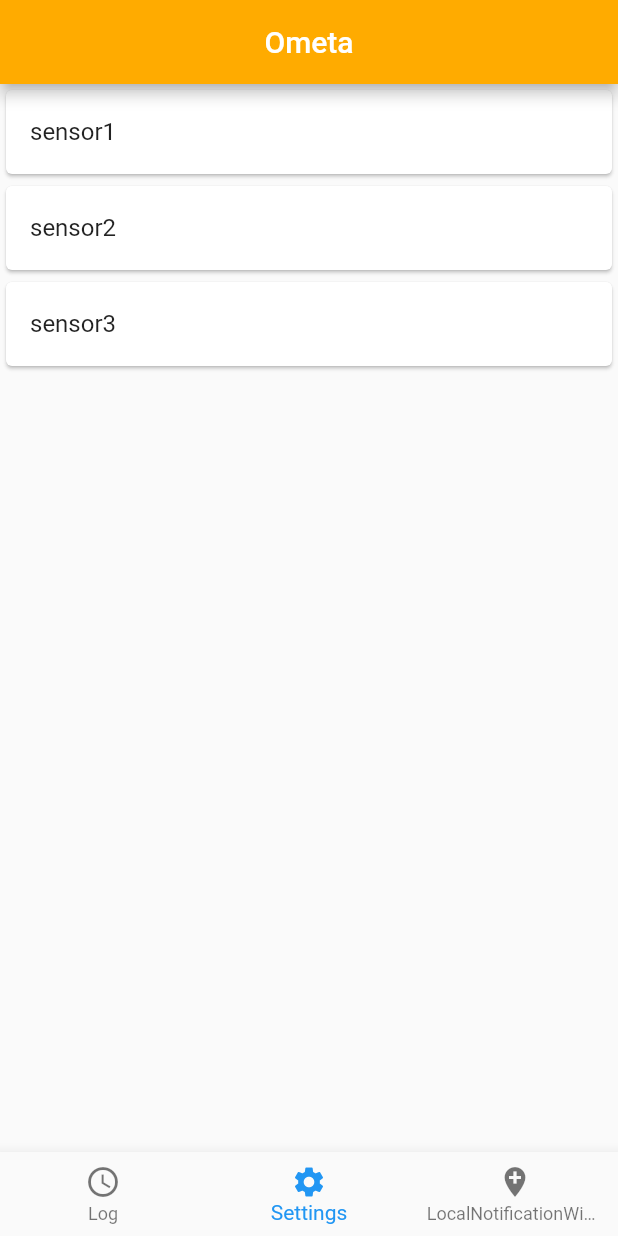
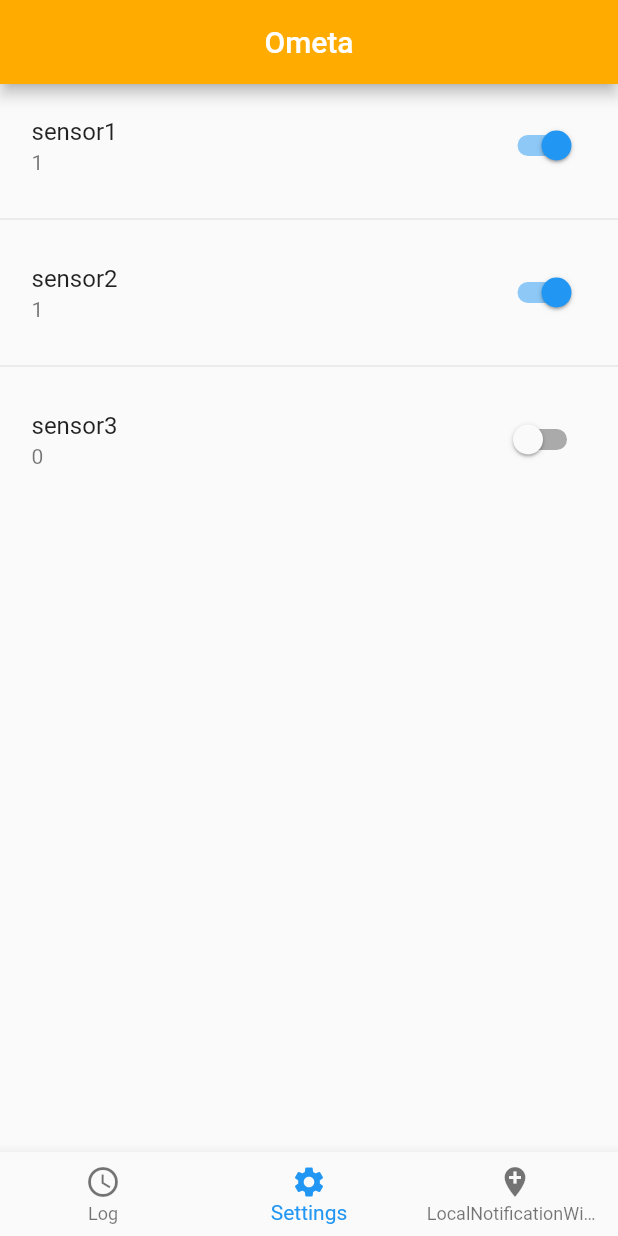
Before and after one commit to Tijl123/DuracellApp, a Flutter app: the screen it shows after launch, item 2 of the bottom bar chosen, on a phone screen of 412 x 824 dp. Run offline on Flutter 3.47's test engine with Material 2 defaults, Android fonts, the light colour scheme and no system bars; our stand-ins replace device_info, flutter_local_notifications, sqflite; missing offline and left inert: dart_amqp, workmanager; accounts and stored records are empty.

Commit message:
sensor settings receive

```diff
--- a/lib/SensorModel.dart
+++ b/lib/SensorModel.dart
@@ -1,18 +1,21 @@
 class SensorModel {
   int id;
   String sensor;
+  int isSubscribed;
 
-  SensorModel({this.id, this.sensor});
+  SensorModel({this.id, this.sensor, this.isSubscribed});
 
   factory SensorModel.fromMap(Map<String, dynamic> json) => new SensorModel(
       id: json["id"],
-      sensor: json["sensor"]
+      sensor: json["sensor"],
+      isSubscribed: json["isSubscribed"]
   );
 
   Map<String, dynamic> toMap() {
     return {
       'id': id,
-      'sensor': sensor
+      'sensor': sensor,
+      'isSubscribed': isSubscribed
     };
   }
 }
--- a/lib/ui/home.dart
+++ b/lib/ui/home.dart
@@ -1,6 +1,7 @@
 import 'package:device_info/device_info.dart';
 import 'package:duracellapp/Database.dart';
 import 'package:duracellapp/LogModel.dart';
+import 'package:duracellapp/SensorModel.dart';
 import 'package:duracellapp/ui/log.dart';
 import 'package:duracellapp/ui/notification.dart';
 import 'package:duracellapp/ui/settings.dart';
@@ -86,7 +87,7 @@ void receive (List<String> arguments, BuildContext context) {
       exit(0);
     });
   });
-
+  Future<List<SensorModel>> sensoren = DBProvider.db.getAllSensors();
   List<String> routingKeys = ["sensor1", "sensor2"];
   client
       .channel()
--- a/lib/ui/settings.dart
+++ b/lib/ui/settings.dart
@@ -16,25 +16,47 @@ class _Settings extends State<Settings> {
     print(list);
   }
 
+  bool _sensor = false;
 
   @override
   Widget build(BuildContext context) {
     return Scaffold(
-      body: FutureBuilder<List<SensorModel>>(
+      body:
+      FutureBuilder<List<SensorModel>>(
         future: DBProvider.db.getAllSensors(),
         builder: (BuildContext context, AsyncSnapshot<List<SensorModel>> snapshot) {
           if (snapshot.hasData) {
-            return ListView.builder(
-                itemCount: snapshot.data.length,
-                itemBuilder: (BuildContext context, int index) {
-                  SensorModel item = snapshot.data[index];
-                  return Card(
-                    color: Colors.white,
-                    child: ListTile(
-                      title: Text(item.sensor),
-                    ),
-                  );
-                });
+            return Center(
+              child: ListView.separated(
+                  itemCount: snapshot.data.length,
+                  itemBuilder: (context, int index) {
+                    SensorModel item = snapshot.data[index];
+                    return Container(
+                      child: Padding(
+                        padding: const EdgeInsets.all(5.0),
+                        child: SwitchListTile(
+                          value: (item.isSubscribed == 1)? true : false,
+                          onChanged: (bool value) { setState(() {
+                            if(value == true){
+                              item.isSubscribed = 1;
+                              print(item.isSubscribed.toString() + "is 1");
+                            }else{
+                              item.isSubscribed = 0;
+                              print(item.isSubscribed.toString() + "is 0");
+                            }
+                            DBProvider.db.updateSensor(item);
+                          });},
+                          title: Text(item.sensor),
+                          subtitle: Text(item.isSubscribed.toString()),
+                        ),
+                      ),
+                    );
+                  },
+                  separatorBuilder: (context, index) {
+                        return Divider();
+                  },
+              ),
+            );
           } else {
             return Center(child: CircularProgressIndicator());
           }
```
Also changed, not shown: lib/Database.dart (+15 -7 lines).
